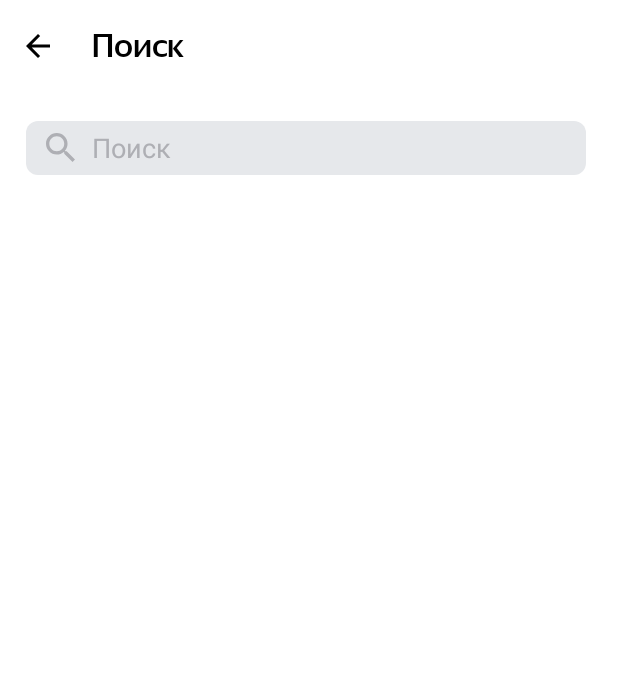
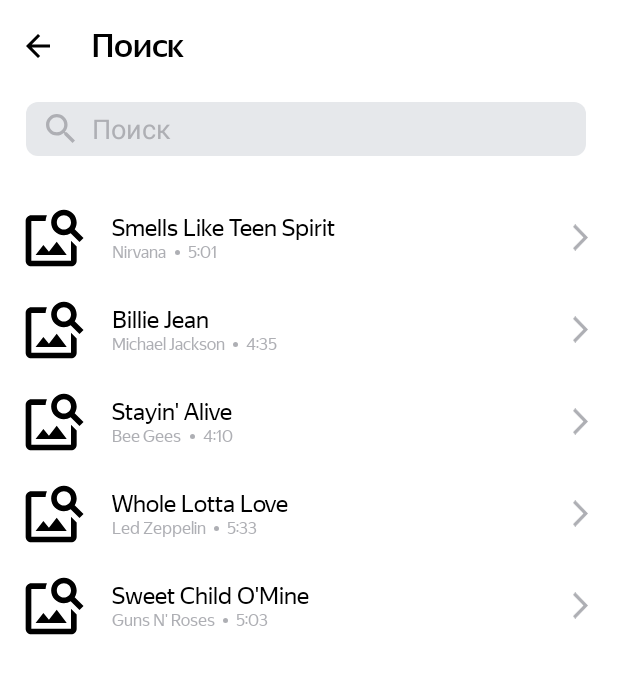
Before and after one commit to harhanov/PlaylistMaker, an Android app: the SearchActivity screen opened directly, with no data from a screen before it, on a phone screen of 412 x 824 dp. Shown: the top 674 px of the screen. Run offline under Robolectric (Android 15) with nearby library versions, the phone set to English and light mode, and no system bars; pictures from the network do not load.

Commit message:
RecyclerView

```diff
--- a/app/build.gradle
+++ b/app/build.gradle
@@ -41,4 +41,6 @@ dependencies {
     testImplementation 'junit:junit:4.13.2'
     androidTestImplementation 'androidx.test.ext:junit:1.1.3'
     androidTestImplementation 'androidx.test.espresso:espresso-core:3.4.0'
+    implementation 'com.github.bumptech.glide:glide:4.14.2'
+    annotationProcessor 'com.github.bumptech.glide:compiler:4.14.2'
 }
--- a/app/src/main/AndroidManifest.xml
+++ b/app/src/main/AndroidManifest.xml
@@ -1,7 +1,7 @@
 <?xml version="1.0" encoding="utf-8"?>
 <manifest xmlns:android="http://schemas.android.com/apk/res/android"
     xmlns:tools="http://schemas.android.com/tools">
-
+    <uses-permission android:name="android.permission.INTERNET"/>
     <application
         android:allowBackup="true"
         android:dataExtractionRules="@xml/data_extraction_rules"
--- a/app/src/main/java/com/practicum/playlistmaker/MainActivity.kt
+++ b/app/src/main/java/com/practicum/playlistmaker/MainActivity.kt
@@ -1,23 +1,20 @@
 package com.practicum.playlistmaker
 
+import android.annotation.SuppressLint
 import android.content.Intent
 import androidx.appcompat.app.AppCompatActivity
 import android.os.Bundle
 import android.widget.Button
 
+
 class MainActivity : AppCompatActivity() {
+    @SuppressLint("MissingInflatedId")
     override fun onCreate(savedInstanceState: Bundle?) {
         super.onCreate(savedInstanceState)
         setContentView(R.layout.activity_main)
         val imageSearch = findViewById<Button>(R.id.button_search)
         val imageMedia = findViewById<Button>(R.id.button_media)
         val imageSettings = findViewById<Button>(R.id.button_settings)
-
-        imageSearch.setOnClickListener{
-            val searchIntent = Intent(this, MainActivity::class.java)
-            startActivity(searchIntent)
-
-        }
 
         imageMedia.setOnClickListener{
             val mediaIntent = Intent(this, MainActivity::class.java)
@@ -31,11 +28,10 @@ class MainActivity : AppCompatActivity() {
 
         }
         imageSearch.setOnClickListener{
-            val searchActivityIntent = Intent(this, SearchActivity::class.java)
-            startActivity(searchActivityIntent)
+          val searchActivityIntent = Intent(this, SearchActivity::class.java)
+           startActivity(searchActivityIntent)
 
         }
-
     }
 
 }
--- a/app/src/main/java/com/practicum/playlistmaker/SearchActivity.kt
+++ b/app/src/main/java/com/practicum/playlistmaker/SearchActivity.kt
@@ -2,7 +2,6 @@ package com.practicum.playlistmaker
 
 
 import android.content.Context
-import android.content.Intent
 import androidx.appcompat.app.AppCompatActivity
 import android.os.Bundle
 import android.text.Editable
@@ -11,6 +10,7 @@ import android.view.View
 import android.view.inputmethod.InputMethodManager
 import android.widget.EditText
 import android.widget.ImageView
+import androidx.recyclerview.widget.RecyclerView
 
 
 class SearchActivity : AppCompatActivity() {
@@ -42,15 +42,26 @@ class SearchActivity : AppCompatActivity() {
                 //empty
             }
         }
-
-
-
         backFromSearch.setOnClickListener{
-            val backSearchIntent = Intent(this, MainActivity::class.java)
-            startActivity(backSearchIntent)
             finish()
         }
         inputEditText.addTextChangedListener(simpleTextWatcher)
+
+        val trackListAdapter = TrackListAdapter(arrayListOf(
+            Track("Smells Like Teen Spirit", "Nirvana","5:01",
+                "https://is5-ssl.mzstatic.com/image/thumb/Music115/v4/7b/58/c2/7b58c21a-2b51-2bb2-e59a-9bb9b96ad8c3/00602567924166.rgb.jpg/100x100bb.jpg"),
+            Track("Billie Jean", "Michael Jackson","4:35",
+                "https://is5-ssl.mzstatic.com/image/thumb/Music125/v4/3d/9d/38/3d9d3811-71f0-3a0e-1ada-3004e56ff852/827969428726.jpg/100x100bb.jpg"),
+            Track("Stayin' Alive", "Bee Gees","4:10",
+                "https://is4-ssl.mzstatic.com/image/thumb/Music115/v4/1f/80/1f/1f801fc1-8c0f-ea3e-d3e5-387c6619619e/16UMGIM86640.rgb.jpg/100x100bb.jpg"),
+            Track("Whole Lotta Love", "Led Zeppelin","5:33",
+                "https://is2-ssl.mzstatic.com/image/thumb/Music62/v4/7e/17/e3/7e17e33f-2efa-2a36-e916-7f808576cf6b/mzm.fyigqcbs.jpg/100x100bb.jpg"),
+            Track("Sweet Child O'Mine", "Guns N' Roses","5:03",
+                "https://is5-ssl.mzstatic.com/image/thumb/Music125/v4/a0/4d/c4/a04dc484-03cc-02aa-fa82-5334fcb4bc16/18UMGIM24878.rgb.jpg/100x100bb.jpg")
+        )
+        )
+        val rvTrackList = findViewById<RecyclerView>(R.id.rvSongsList)
+        rvTrackList.adapter = trackListAdapter
     }
     override fun onSaveInstanceState(outState: Bundle) {
         super.onSaveInstanceState(outState)
--- a/app/src/main/java/com/practicum/playlistmaker/SettingsActivity.kt
+++ b/app/src/main/java/com/practicum/playlistmaker/SettingsActivity.kt
@@ -14,8 +14,6 @@ class SettingsActivity : AppCompatActivity() {
         setContentView(R.layout.activity_settings)
         val backFromSettings = findViewById<View>(R.id.exitSettings)
         backFromSettings.setOnClickListener{
-            val backSettingsIntent = Intent(this, MainActivity::class.java)
-            startActivity(backSettingsIntent)
             finish()
                     }
         val shareApp = findViewById<View>(R.id.shareArea)
--- /dev/null
+++ b/app/src/main/java/com/practicum/playlistmaker/Track.kt
@@ -0,0 +1,8 @@
+package com.practicum.playlistmaker
+
+data class Track (
+    val trackName: String,
+    val artistName: String,
+    val trackTime: String,
+    val artworkUrl100: String
+)
--- /dev/null
+++ b/app/src/main/java/com/practicum/playlistmaker/TrackListAdapter.kt
@@ -0,0 +1,23 @@
+package com.practicum.playlistmaker
+
+import android.view.LayoutInflater
+import android.view.ViewGroup
+import androidx.recyclerview.widget.RecyclerView
+
+class TrackListAdapter (
+    private val data: List<Track>
+) : RecyclerView.Adapter<TrackListVH> () {
+
+    override fun onCreateViewHolder(parent: ViewGroup, viewType: Int): TrackListVH {
+        val view = LayoutInflater.from(parent.context).inflate(R.layout.list_item, parent, false)
+        return TrackListVH(view)
+    }
+
+    override fun onBindViewHolder(holder: TrackListVH, position: Int) {
+        holder.bind(data[position])
+    }
+
+    override fun getItemCount(): Int {
+        return data.size
+    }
+}
--- /dev/null
+++ b/app/src/main/java/com/practicum/playlistmaker/TrackListVH.kt
@@ -0,0 +1,30 @@
+package com.practicum.playlistmaker
+
+import android.view.View
+import android.widget.ImageView
+import android.widget.TextView
+import androidx.recyclerview.widget.RecyclerView
+import com.bumptech.glide.Glide
+import com.bumptech.glide.load.resource.bitmap.RoundedCorners
+
+class TrackListVH (itemView: View): RecyclerView.ViewHolder(itemView) {
+
+    private val songCoverImage: ImageView = itemView.findViewById(R.id.song_cover_image)
+    private val songTitle: TextView = itemView.findViewById(R.id.song_title)
+    private val songArtist: TextView = itemView.findViewById(R.id.song_artist)
+    private val songDuration: TextView = itemView.findViewById(R.id.song_duration)
+
+    fun bind(item: Track) {
+
+        Glide.with(itemView)
+            .load(item.artworkUrl100)
+            .centerCrop()
+            .placeholder(R.drawable.image_search)
+            .transform(RoundedCorners(2))
+            .into(songCoverImage)
+
+        songTitle.text = item.trackName
+        songArtist.text = item.artistName
+        songDuration.text = item.trackTime
+    }
+}
--- a/app/src/main/res/drawable/arrow_forward.xml
+++ b/app/src/main/res/drawable/arrow_forward.xml
@@ -5,5 +5,5 @@
     android:viewportHeight="14">
   <path
       android:pathData="M0,12.748L1.213,14L8,7L1.213,0L0,1.252L5.573,7L0,12.748Z"
-      android:fillColor="#AEAFB4"/>
+      android:fillColor="@color/dark_gray"/>
 </vector>
--- /dev/null
+++ b/app/src/main/res/drawable/ellipse_1.xml
@@ -0,0 +1,9 @@
+<vector xmlns:android="http://schemas.android.com/apk/res/android"
+    android:width="3dp"
+    android:height="3dp"
+    android:viewportWidth="3"
+    android:viewportHeight="3">
+  <path
+      android:pathData="M1.5,1.5m-1.5,0a1.5,1.5 0,1 1,3 0a1.5,1.5 0,1 1,-3 0"
+      android:fillColor="#AEAFB4"/>
+</vector>
--- /dev/null
+++ b/app/src/main/res/drawable/image_search.xml
@@ -0,0 +1,5 @@
+<vector android:height="24dp" android:tint="#000000"
+    android:viewportHeight="24" android:viewportWidth="24"
+    android:width="24dp" xmlns:android="http://schemas.android.com/apk/res/android">
+    <path android:fillColor="@android:color/white" android:pathData="M18,13v7L4,20L4,6h5.02c0.05,-0.71 0.22,-1.38 0.48,-2L4,4c-1.1,0 -2,0.9 -2,2v14c0,1.1 0.9,2 2,2h14c1.1,0 2,-0.9 2,-2v-5l-2,-2zM16.5,18h-11l2.75,-3.53 1.96,2.36 2.75,-3.54zM19.3,8.89c0.44,-0.7 0.7,-1.51 0.7,-2.39C20,4.01 17.99,2 15.5,2S11,4.01 11,6.5s2.01,4.5 4.49,4.5c0.88,0 1.7,-0.26 2.39,-0.7L21,13.42 22.42,12 19.3,8.89zM15.5,9C14.12,9 13,7.88 13,6.5S14.12,4 15.5,4 18,5.12 18,6.5 16.88,9 15.5,9z"/>
+</vector>
--- a/app/src/main/res/layout/activity_search.xml
+++ b/app/src/main/res/layout/activity_search.xml
@@ -10,7 +10,7 @@
     <!-- Верхняя панель с заголовком и кнопкой назад -->
     <RelativeLayout
         android:layout_width="match_parent"
-        android:layout_height="@dimen/relative_layout_height"
+        android:layout_height="wrap_content"
         android:layout_marginStart="@dimen/standard_margin"
         android:layout_marginTop="@dimen/standard_margin"
         android:layout_marginEnd="@dimen/end_margin">
@@ -43,6 +43,8 @@
         android:paddingEnd="@dimen/standardPadding"
         android:layout_marginStart="@dimen/standard_margin"
         android:layout_marginEnd="@dimen/end_margin"
+        android:layout_marginBottom="24dp"
+        android:layout_marginTop="24dp"
         android:gravity="center_vertical">
 
         <ImageView
@@ -73,6 +75,18 @@
             android:src="@android:drawable/ic_menu_close_clear_cancel"
             android:visibility="gone"
             />
+
     </LinearLayout>
 
+    <androidx.recyclerview.widget.RecyclerView
+        android:id="@+id/rvSongsList"
+        android:layout_marginStart="13dp"
+        android:layout_marginEnd="20dp"
+        android:layout_width="match_parent"
+        android:layout_height="wrap_content"
+        app:layoutManager="androidx.recyclerview.widget.LinearLayoutManager"
+        android:orientation="vertical"
+        tools:listitem="@layout/list_item"
+        tools:itemCount="5"/>
+
 </LinearLayout>
--- a/app/src/main/res/layout/activity_settings.xml
+++ b/app/src/main/res/layout/activity_settings.xml
@@ -92,8 +92,8 @@
 
         <TextView
             android:id="@+id/ys_regular_"
-        android:text="@string/terms_of_service"
-        style="@style/ys_regular" />
+            style="@style/ys_regular"
+            android:text="@string/terms_of_service" />
 
         <ImageView
             android:id="@+id/vector"
--- /dev/null
+++ b/app/src/main/res/layout/list_item.xml
@@ -0,0 +1,82 @@
+<?xml version="1.0" encoding="utf-8"?>
+<LinearLayout xmlns:android="http://schemas.android.com/apk/res/android"
+    xmlns:app="http://schemas.android.com/apk/res-auto"
+    xmlns:tools="http://schemas.android.com/tools"
+    android:layout_width="match_parent"
+    android:layout_height="wrap_content"
+    android:gravity="center_vertical"
+    android:layout_marginTop="@dimen/list_item_padding"
+    android:layout_marginBottom="@dimen/list_item_padding"
+    >
+
+    <ImageView
+        android:id="@+id/song_cover_image"
+        android:layout_width="@dimen/cover_side"
+        android:layout_height="@dimen/cover_side"
+        />
+
+    <LinearLayout
+        android:layout_width="0dp"
+        android:layout_height="wrap_content"
+        android:layout_weight="1"
+        android:orientation="vertical"
+        android:layout_marginStart="16dp"
+        android:gravity="center_vertical">
+
+        <TextView
+            android:id="@+id/song_title"
+            android:layout_width="wrap_content"
+            android:layout_height="wrap_content"
+            tools:text="Song Title"
+            android:textColor="?attr/colorOnSecondary"
+            android:ellipsize="end"
+            android:textSize="16sp"
+            android:fontFamily = "@font/ys_display_regular"
+            tools:ignore="ExtraText" />
+
+        <LinearLayout
+            android:layout_width="wrap_content"
+            android:layout_height="wrap_content"
+            android:orientation="horizontal">
+
+            <TextView
+                android:id="@+id/song_artist"
+                android:layout_width="wrap_content"
+                android:layout_height="wrap_content"
+                tools:text="Song Artist"
+                android:ellipsize="end"
+                android:textColor="?attr/titleColor"
+                android:fontFamily = "@font/ys_display_regular"
+                android:textSize="11sp"/>
+
+            <ImageView
+                android:layout_width="@dimen/circle_side"
+                android:layout_height="@dimen/circle_side"
+                android:layout_marginStart="@dimen/circle_margin"
+                android:layout_marginEnd="@dimen/circle_margin"
+                android:layout_gravity="center_vertical"
+                android:background="@drawable/ellipse_1"
+                app:tint="?attr/titleColor" />
+
+            <TextView
+                android:id="@+id/song_duration"
+                android:layout_width="wrap_content"
+                android:layout_height="wrap_content"
+                tools:text="3:45"
+                android:textColor="?attr/titleColor"
+                android:fontFamily="@font/ys_display_regular"
+                android:textSize="11sp"/>
+        </LinearLayout>
+    </LinearLayout>
+
+    <ImageView
+        android:id="@+id/right_arrow"
+        android:layout_width="10dp"
+        android:layout_height="18dp"
+        android:layout_alignParentRight="true"
+        android:layout_centerVertical="true"
+        android:src="@drawable/arrow_forward"
+        app:tint="?attr/titleColor"
+        />
+
+</LinearLayout>
--- a/app/src/main/res/values-night/themes.xml
+++ b/app/src/main/res/values-night/themes.xml
@@ -13,5 +13,7 @@
         <item name="android:statusBarColor">?attr/colorPrimaryVariant</item>
         <!-- Customize your theme here. -->
         <item name="searchHintColor">@color/black</item>
+        <item name="titleColor">@color/white</item>
+        <item name="bandColor">@color/white</item>
     </style>
 </resources>
--- a/app/src/main/res/values/attrs.xml
+++ b/app/src/main/res/values/attrs.xml
@@ -1,4 +1,6 @@
 <?xml version="1.0" encoding="utf-8"?>
 <resources>
     <attr name="searchHintColor" format="color" />
+    <attr name="titleColor" format="color" />
+    <attr name="bandColor" format="color" />
 </resources>
--- a/app/src/main/res/values/dimens.xml
+++ b/app/src/main/res/values/dimens.xml
@@ -11,4 +11,8 @@
         <dimen name="minPadding">11dp</dimen>
         <dimen name="largePadding">28dp</dimen>
         <dimen name="minimalHeight">36dp</dimen>
+        <dimen name="cover_side">45dp</dimen>
+        <dimen name="circle_side">3dp</dimen>
+        <dimen name="circle_margin">5dp</dimen>
+        <dimen name="list_item_padding">8dp</dimen>
 </resources>
--- a/app/src/main/res/values/themes.xml
+++ b/app/src/main/res/values/themes.xml
@@ -13,5 +13,7 @@
         <item name="android:statusBarColor">?attr/colorPrimaryVariant</item>
         <!-- Customize your theme here. -->
         <item name="searchHintColor">@color/dark_gray</item>
+        <item name="titleColor">@color/dark_gray</item>
+        <item name="bandColor">@color/dark_gray</item>
     </style>
 </resources>
```
Lines whose indentation alone changed are shown as unchanged.
